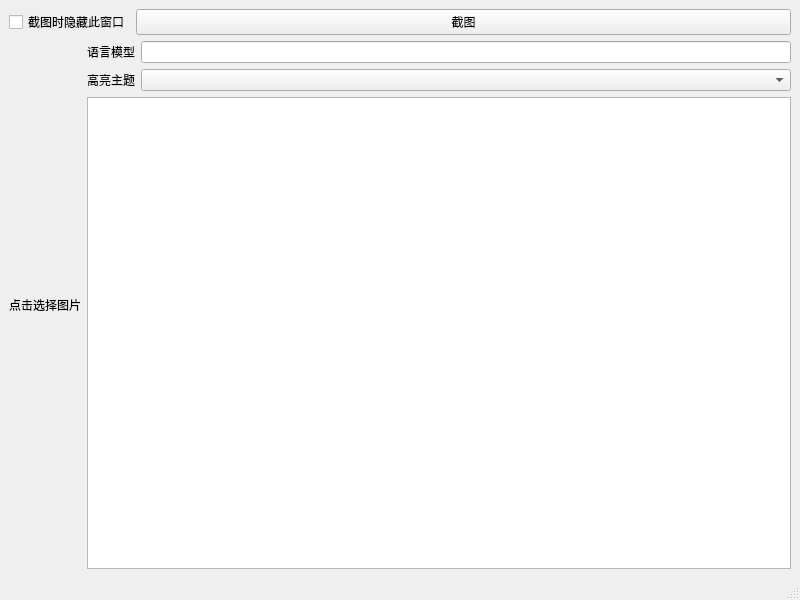
Above: src/mainwindow.ui from cathaysia/ocr before the change. Below: the same form after it.
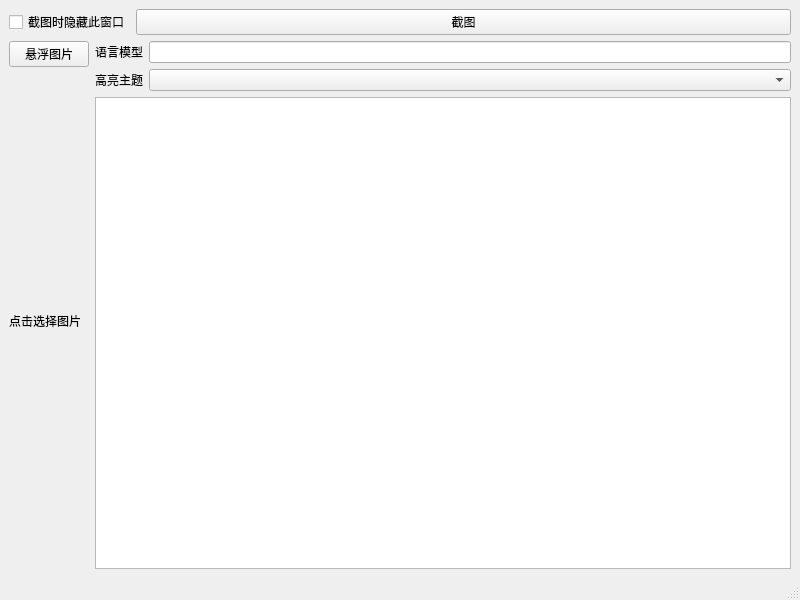
That is the form after the change. Custom widgets are drawn as their Qt base class.

Commit message: feat(mainwindow): 现在可以钉住图片

Diff of the .ui file:
```diff
--- a/src/mainwindow.ui
+++ b/src/mainwindow.ui
@@ -14,7 +14,7 @@
    <string>MainWindow</string>
   </property>
   <widget class="QWidget" name="centralwidget">
-   <layout class="QVBoxLayout" name="verticalLayout_4">
+   <layout class="QVBoxLayout" name="verticalLayout_5">
     <item>
      <layout class="QHBoxLayout" name="horizontalLayout_2">
       <item>
@@ -42,11 +42,22 @@
     <item>
      <layout class="QHBoxLayout" name="horizontalLayout_3">
       <item>
+       <layout class="QVBoxLayout" name="verticalLayout_4">
+        <item>
+         <widget class="QPushButton" name="btn_float">
+          <property name="text">
+           <string>悬浮图片</string>
+          </property>
+         </widget>
+        </item>
+        <item>
        <widget class="QLabel" name="lbl_img">
         <property name="text">
          <string>点击选择图片</string>
         </property>
        </widget>
+        </item>
+       </layout>
       </item>
       <item>
        <layout class="QVBoxLayout" name="verticalLayout_3">
```
Lines whose indentation alone changed are shown as unchanged. The commit also changes 4 other files.
